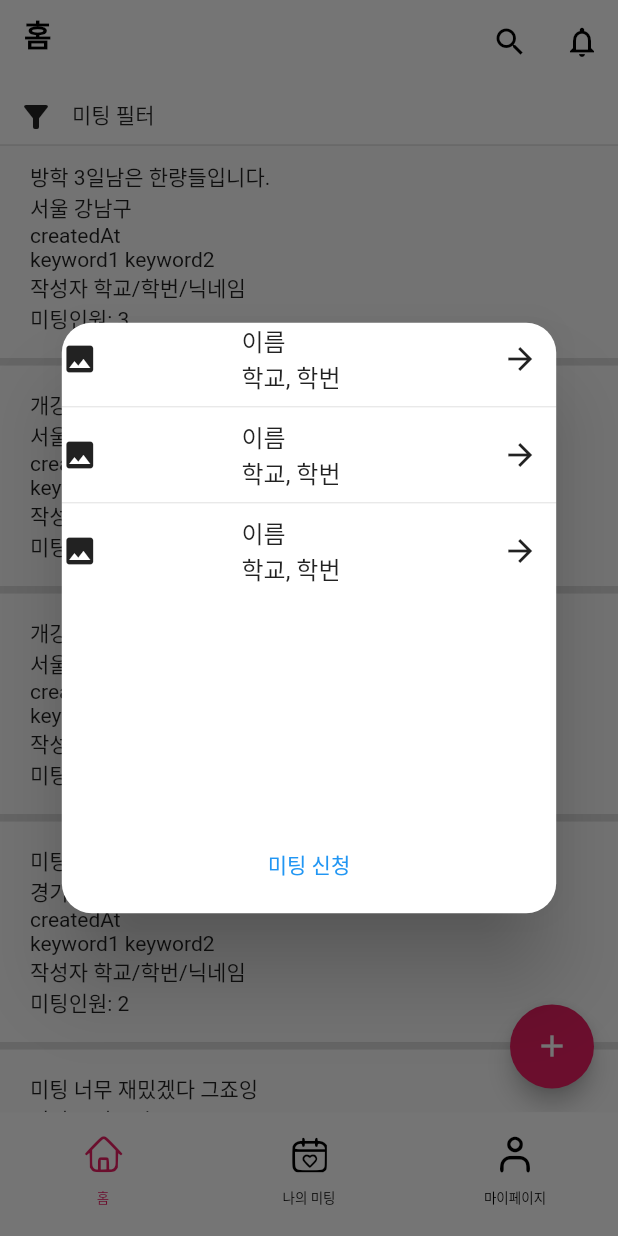
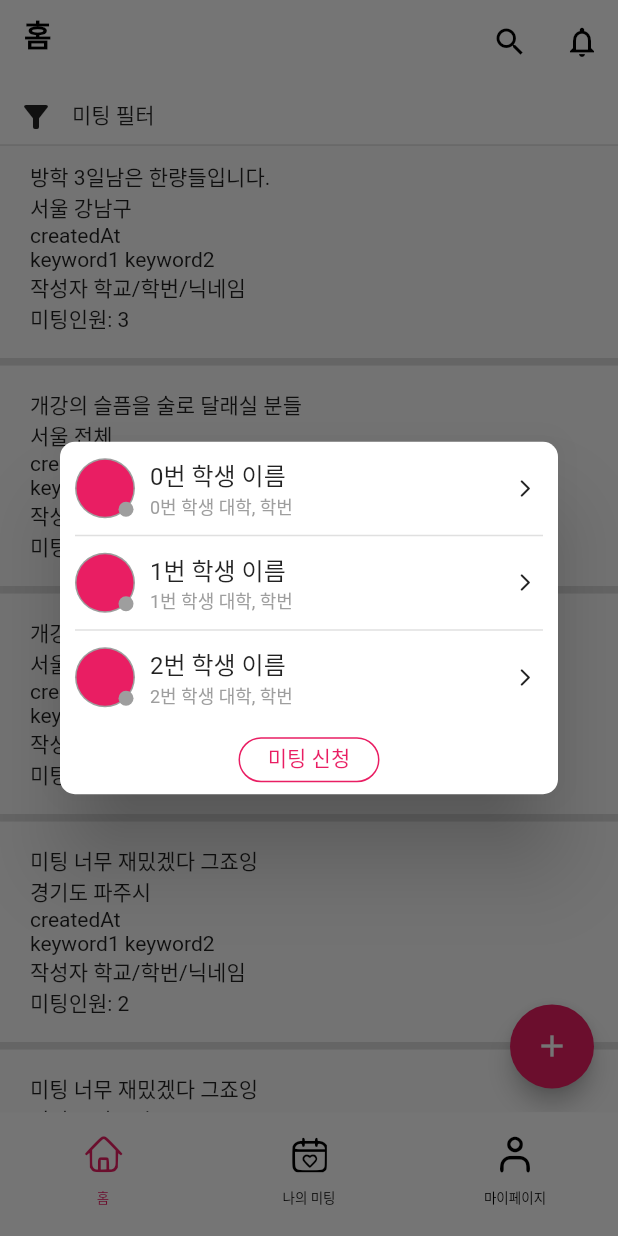
Before and after one commit to SeungtaeRyu/campusMeet_test, a Flutter app: the screen it shows after launch, after a tap on "방학 3일남은 한량들입니다.", on a phone screen of 412 x 824 dp. Run offline on Flutter 3.47's test engine with Material 2 defaults, Android fonts, the phone set to English and light mode, and no system bars; our stand-ins replace image_picker.

Commit message:
게시글 클릭시 팝업창 구현

```diff
--- a/campus_meet_test/lib/screens/home_screen.dart
+++ b/campus_meet_test/lib/screens/home_screen.dart
@@ -87,18 +87,12 @@ class _HomeScreenState extends State<HomeScreen> {
         elevation: 0.0,
         title: Container(
           height: MediaQuery.of(context).size.width * 0.1,
-          child: Text('홈',
-              style: TextStyle(
-                  fontSize: 20,
-                  fontWeight: FontWeight.bold,
-                  color: Colors.black)),
+          child: Text('홈', style: TextStyle(fontSize: 20, fontWeight: FontWeight.bold, color: Colors.black)),
         ),
         actions: [
+          IconButton(icon: Icon(Icons.search, color: Colors.black), onPressed: () {}),
           IconButton(
-              icon: Icon(Icons.search, color: Colors.black), onPressed: () {}),
-          IconButton(
-              icon:
-                  Icon(Icons.notifications_none_outlined, color: Colors.black),
+              icon: Icon(Icons.notifications_none_outlined, color: Colors.black),
               onPressed: () {
                 Navigator.push(
                   context,
@@ -112,9 +106,7 @@ class _HomeScreenState extends State<HomeScreen> {
           Container(
             padding: EdgeInsets.fromLTRB(0, 10, 20, 10),
             height: MediaQuery.of(context).size.width * 0.1,
-            decoration: BoxDecoration(
-                color: Colors.white,
-                border: Border(bottom: BorderSide(color: Colors.grey.shade300))),
+            decoration: BoxDecoration(color: Colors.white, border: Border(bottom: BorderSide(color: Colors.grey.shade300))),
             child: Row(
               mainAxisAlignment: MainAxisAlignment.start,
               children: <Widget>[
@@ -144,54 +136,123 @@ class _HomeScreenState extends State<HomeScreen> {
                       builder: (BuildContext context) {
                         return AlertDialog(
                           contentPadding: EdgeInsets.zero,
-                          shape: RoundedRectangleBorder(
-                              borderRadius: BorderRadius.circular(20.0)),
-                          content: Container(
-                            width: MediaQuery.of(context).size.width * 0.8,
-                            height: MediaQuery.of(context).size.width * 0.8,
-                            child: ListView.separated(
-                              itemCount: meetingPosts[index].numMember,
-                              itemBuilder: (ctx, idx) {
-                                return Row(
-                                  mainAxisAlignment:
-                                      MainAxisAlignment.spaceBetween,
-                                  children: <Widget>[
-                                    Icon(Icons.image),
-                                    Column(
-                                      crossAxisAlignment:
-                                          CrossAxisAlignment.start,
-                                      children: <Widget>[
-                                        Text("이름"),
-                                        Text("학교, 학번"),
+                          shape: RoundedRectangleBorder(borderRadius: BorderRadius.circular(10.0)),
+                          content: Wrap(
+                            children: [
+                              Container(
+                                padding: EdgeInsets.fromLTRB(10, 0, 10, 0),
+                                child: Column(
+                                  children: List.generate(meetingPosts[index].numMember, (idx) {
+                                    return Container(
+                                      padding: EdgeInsets.fromLTRB(0, 10, 0, 10),
+                                      width: MediaQuery.of(context).size.width * 0.9,
+                                      decoration: BoxDecoration(
+                                          border: Border(bottom: BorderSide(color: meetingPosts[index].numMember == idx + 1 ? Colors.white : Colors.grey.shade300))),
+                                      child: Row(
+                                        children: [
+                                          Container(
+                                            padding: EdgeInsets.only(right: 10),
+                                            child: CircleAvatar(
+                                              radius: 20,
+                                              backgroundColor: Colors.grey.shade500,
+                                              child: CircleAvatar(
+                                                radius: 19,
+                                                backgroundColor: Colors.pink,
+                                                child: Align(
+                                                  alignment: Alignment.bottomRight,
+                                                  child: CircleAvatar(
+                                                    radius: 5,
+                                                    backgroundColor: Colors.grey.shade500,
+                                                  ),
+                                                ),
+                                              ),
+                                            ),
+                                          ),
+                                          Expanded(
+                                            child: Column(
+                                              crossAxisAlignment: CrossAxisAlignment.start,
+                                              children: [
+                                                Container(
+                                                  child: Text("${idx}번 학생 이름",),
+                                                ),
+                                                Container(
+                                                  child: Text("${idx}번 학생 대학, 학번", style: TextStyle(color: Colors.grey.shade500, fontSize: 12),),
+                                                ),
                                               ],
                                             ),
-                                    IconButton(
+                                          ),
+                                          Container(
+                                              child: IconButton(
+                                                padding: EdgeInsets.zero, // 아이콘 패딩 설정
+                                                constraints: BoxConstraints(),
                                             onPressed: () {
                                               // 상대프로필 페이지로 이동
                                             },
-                                      icon: Icon(Icons.arrow_forward),
-                                    )
+                                            icon: Icon(Icons.arrow_forward_ios_rounded, size: 14,),
+                                          )),
                                         ],
+                                      ),
                                     );
-                              },
-                              separatorBuilder:
-                                  (BuildContext context, int index) {
-                                return const Divider();
-                              },
+                                  }),
                                 ),
                               ),
+                            ],
+                          ),
+                          //   Container(
+                          //     width: MediaQuery.of(context).size.width * 0.8,
+                          //     height: MediaQuery.of(context).size.width * 0.8,
+                          //     child: ListView.separated(
+                          //       itemCount: meetingPosts[index].numMember,
+                          //       itemBuilder: (ctx, idx) {
+                          //         return Row(
+                          //           mainAxisAlignment:
+                          //               MainAxisAlignment.spaceBetween,
+                          //           children: <Widget>[
+                          //             Icon(Icons.image),
+                          //             Column(
+                          //               crossAxisAlignment:
+                          //                   CrossAxisAlignment.start,
+                          //               children: <Widget>[
+                          //                 Text("이름"),
+                          //                 Text("학교, 학번"),
+                          //               ],
+                          //             ),
+                          //             IconButton(
+                          //               onPressed: () {
+                          //                 // 상대프로필 페이지로 이동
+                          //               },
+                          //               icon: Icon(Icons.arrow_forward),
+                          //             )
+                          //           ],
+                          //         );
+                          //       },
+                          //       separatorBuilder:
+                          //           (BuildContext context, int index) {
+                          //         return const Divider();
+                          //       },
+                          //     ),
+                          //   ),
+                          // ],
+
                           actions: <Widget>[
-                            Row(
+                            Container(
+                              color: Colors.white,
+                              height: 30,
+                              // padding: EdgeInsets.fromLTRB(0, 10, 0, 10),
+                              child: Row(
                                 mainAxisAlignment: MainAxisAlignment.center,
                                 children: <Widget>[
-                                TextButton(
-                                  onPressed: () {
-                                    // 미팅 신청 로직 구현
-                                    Navigator.pop(context);
-                                  },
-                                  child: Text("미팅 신청"),
+                                  OutlinedButton(
+                                    onPressed: () {},
+                                    style: OutlinedButton.styleFrom(
+                                        shape: RoundedRectangleBorder(
+                                          borderRadius: BorderRadius.circular(20),
+                                        ),
+                                        side: BorderSide(color: Colors.pink)),
+                                    child: Text(" 미팅 신청 ",style: TextStyle(color: Colors.pink, height: 1),),
                                   ),
                                 ],
+                              ),
                             )
                           ],
                         );
@@ -208,10 +269,7 @@ class _HomeScreenState extends State<HomeScreen> {
                         Text(meetingPosts[index].location),
                         Text(meetingPosts[index].createdAt),
                         Row(
-                          children: <Widget>[
-                            for (String keyword in meetingPosts[index].keyword)
-                              Text("${keyword} ")
-                          ],
+                          children: <Widget>[for (String keyword in meetingPosts[index].keyword) Text("${keyword} ")],
                         ),
                         Text(meetingPosts[index].writerId),
                         Text("미팅인원: ${meetingPosts[index].numMember}"),
--- a/campus_meet_test/lib/screens/meeting_post_filter_screen.dart
+++ b/campus_meet_test/lib/screens/meeting_post_filter_screen.dart
@@ -31,6 +31,13 @@ class _MeetingFilterScreenState extends State<MeetingFilterScreen> {
   List<int> resultAddressId = [];
 
   List<Address> addresses = [
+    Address.fromMap(
+      {
+        'id': 0,
+        'firstAddress': '서울',
+        'secondAddress': '동작구',
+      },
+    ),
     Address.fromMap(
       {
         'id': 1,
@@ -683,8 +690,8 @@ class _MeetingFilterScreenState extends State<MeetingFilterScreen> {
                             child: Container(alignment: Alignment.center, padding: EdgeInsets.zero, child: Text(" X", style: TextStyle(color: Colors.grey.shade500, fontSize: 14, height: 1))),
                             onTap: () {
                               setState(() {
-                                tempAddressBool[tempAddressId[index] - 1] = false;
-                                resultAddressBool[resultAddressId[index] - 1] = false;
+                                tempAddressBool[tempAddressId[index]] = false;
+                                resultAddressBool[resultAddressId[index]] = false;
 
                                 tempAddressId.remove(tempAddressId[index]);
                                 resultAddressId.remove(resultAddressId[index]);
@@ -1017,6 +1024,7 @@ class _MeetingFilterScreenState extends State<MeetingFilterScreen> {
     );
   }
 
+  // 초기화, 적용 버튼
   bottomButton() {
     return Container(
       height: MediaQuery.of(context).size.width * 0.25,
```
Lines whose indentation alone changed are shown as unchanged.
